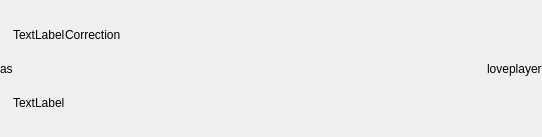
Before: the Qt Designer form app/client/Widgets/ActivityListItem.ui in mutecypher/lastfm-desktop, drawn with Qt 5.
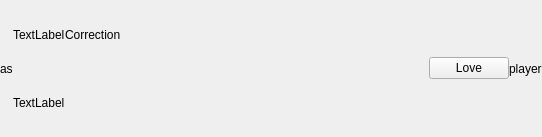
After: the same form once the commit is applied. Custom widgets are drawn as their Qt base class.

Commit message: Updated the windows installer and changed track item love icon to a push button.

What changed in the file:
```diff
--- a/app/client/Widgets/ActivityListItem.ui
+++ b/app/client/Widgets/ActivityListItem.ui
@@ -118,12 +118,12 @@
        </spacer>
       </item>
       <item>
-       <widget class="QLabel" name="love">
-        <property name="enabled">
-         <bool>true</bool>
-        </property>
+       <widget class="QPushButton" name="love">
         <property name="text">
-         <string>love</string>
+         <string>Love</string>
+        </property>
+        <property name="checkable">
+         <bool>true</bool>
         </property>
        </widget>
       </item>
```
The commit also changes 8 other files.
